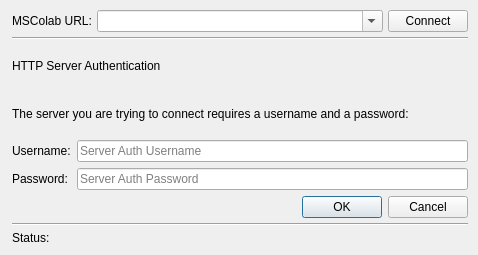
Before: the Qt Designer form mslib/msui/ui/ui_mscolab_connect_dialog.ui in Open-MSS/MSS, drawn with Qt 5.
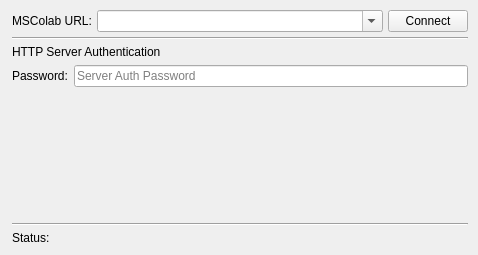
After: the same form once the commit is applied. The open tabs and pages were chosen to show the change.

The edit to the form file:
```diff
--- a/mslib/msui/ui/ui_mscolab_connect_dialog.ui
+++ b/mslib/msui/ui/ui_mscolab_connect_dialog.ui
@@ -272,28 +272,29 @@
        </property>
        <item>
         <widget class="QLabel" name="httpTopicLabel">
+         <property name="enabled">
+          <bool>true</bool>
+         </property>
+         <property name="sizePolicy">
+          <sizepolicy hsizetype="Preferred" vsizetype="Minimum">
+           <horstretch>0</horstretch>
+           <verstretch>0</verstretch>
+          </sizepolicy>
+         </property>
          <property name="text">
           <string>HTTP Server Authentication</string>
          </property>
-        </widget>
-       </item>
-       <item>
-        <widget class="QLabel" name="httpInfoLabel">
-         <property name="text">
-          <string>The server you are trying to connect requires a username and a password:</string>
+         <property name="alignment">
+          <set>Qt::AlignLeading|Qt::AlignLeft|Qt::AlignTop</set>
          </property>
         </widget>
        </item>
        <item>
         <layout class="QGridLayout" name="gridLayout">
-         <item row="0" column="0">
-          <widget class="QLabel" name="httpUsernameLabel">
-           <property name="text">
-            <string>Username:</string>
-           </property>
-          </widget>
-         </item>
-         <item row="1" column="1">
+         <property name="sizeConstraint">
+          <enum>QLayout::SetDefaultConstraint</enum>
+         </property>
+         <item row="0" column="1">
           <widget class="QLineEdit" name="httpPasswordLe">
            <property name="echoMode">
             <enum>QLineEdit::Password</enum>
@@ -303,28 +304,27 @@
            </property>
           </widget>
          </item>
-         <item row="1" column="0">
+         <item row="0" column="0">
           <widget class="QLabel" name="httpPasswordLabel">
            <property name="text">
             <string>Password:</string>
            </property>
           </widget>
          </item>
-         <item row="0" column="1">
-          <widget class="QLineEdit" name="httpUsernameLe">
-           <property name="placeholderText">
-            <string>Server Auth Username</string>
-           </property>
-          </widget>
-         </item>
         </layout>
        </item>
        <item>
-        <widget class="QDialogButtonBox" name="httpBb">
-         <property name="standardButtons">
-          <set>QDialogButtonBox::Cancel|QDialogButtonBox::Ok</set>
+        <spacer name="verticalSpacer">
+         <property name="orientation">
+          <enum>Qt::Vertical</enum>
          </property>
-        </widget>
+         <property name="sizeHint" stdset="0">
+          <size>
+           <width>20</width>
+           <height>40</height>
+          </size>
+         </property>
+        </spacer>
        </item>
       </layout>
      </widget>
```
Left out of the diff: 3 changed lines with no effect on the pictures.
